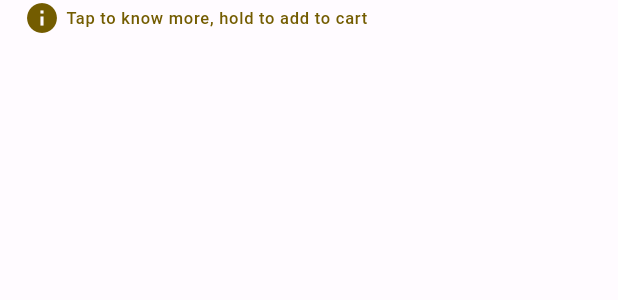
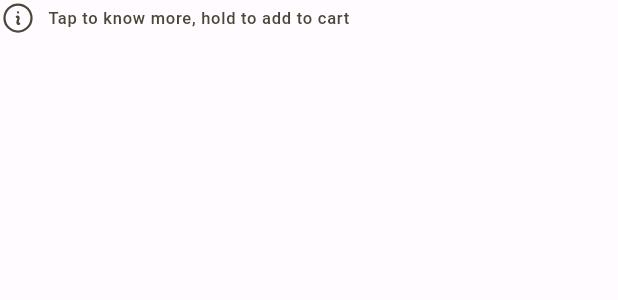
Before and after one commit to Food-Bites/bites, a Flutter app: the HelperText widget shown alone on an empty page, opened directly, on a phone screen of 412 x 824 dp. Shown: the top 300 px of the screen. Run offline on Flutter 3.47's test engine with Material 2 defaults, Android fonts, the phone set to English and light mode, and no system bars; our stand-ins replace cached_network_image, connectivity, date_time_picker, dots_indicator, geolocator, google_maps_flutter and 2 more; missing offline and left inert: android_intent, geoflutterfire2; accounts and stored records are empty; network calls fail.

Commit message:
fix helper text + intent to location

```diff
--- a/lib/widget/helper_text.dart
+++ b/lib/widget/helper_text.dart
@@ -1,35 +1,35 @@
 import 'package:bites/utils/suggestions_switch.dart';
 import 'package:flutter/material.dart';
+import 'package:heroicons/heroicons.dart';
 import 'package:provider/provider.dart';
 
 class HelperText extends StatelessWidget {
-  const HelperText({super.key, required this.icon, required this.text});
+  const HelperText({Key? key, required this.icon, required this.text})
+      : super(key: key);
 
-  final IconData icon;
+  final IconType icon;
   final String text;
 
   @override
   Widget build(BuildContext context) {
     if (Provider.of<SuggestionTipsProvider>(context).showTips) {
-      return Row(
+      return Column(
         children: [
-          Padding(
-            padding: const EdgeInsets.fromLTRB(16.0, 0.0, 16.0, 0.0),
-            child: Row(
+          Row(
             children: [
-                Icon(icon, color: Theme.of(context).colorScheme.primary),
+              icon.getIconWidget(context),
               const SizedBox(
-                  width: 4.0,
+                width: 8.0,
               ),
               Text(
                 text,
-                  style: Theme.of(context)
-                      .textTheme
-                      .labelSmall
-                      ?.copyWith(color: Theme.of(context).colorScheme.primary),
+                style: Theme.of(context).textTheme.labelSmall?.copyWith(
+                    color: Theme.of(context).colorScheme.onSurfaceVariant),
               ),
             ],
           ),
+          const SizedBox(
+            height: 16.0,
           ),
         ],
       );
@@ -40,3 +40,28 @@ class HelperText extends StatelessWidget {
     }
   }
 }
+
+class IconType {
+  final IconData? iconData;
+  final HeroIcons? heroIcons;
+
+  IconType.iconData(this.iconData) : heroIcons = null;
+
+  IconType.heroIcons(this.heroIcons) : iconData = null;
+
+  Widget getIconWidget(BuildContext context) {
+    if (iconData != null) {
+      return Icon(
+        iconData,
+        color: Theme.of(context).colorScheme.onSurfaceVariant,
+      );
+    } else if (heroIcons != null) {
+      return HeroIcon(
+        heroIcons!,
+        color: Theme.of(context).colorScheme.onSurfaceVariant,
+      );
+    } else {
+      throw Exception("Invalid IconType: both iconData and heroIcon are null");
+    }
+  }
+}
--- a/lib/widget/location_header.dart
+++ b/lib/widget/location_header.dart
@@ -9,10 +9,10 @@ class LocationHeaderDelegate extends SliverPersistentHeaderDelegate {
   }
 
   @override
-  double get maxExtent => 200.0;
+  double get maxExtent => 150;
 
   @override
-  double get minExtent => 200.0;
+  double get minExtent => 150;
 
   @override
   bool shouldRebuild(covariant SliverPersistentHeaderDelegate oldDelegate) {
--- a/lib/widget/location_text.dart
+++ b/lib/widget/location_text.dart
@@ -1,6 +1,5 @@
 import 'package:bites/utils/location.dart';
 import 'package:bites/widget/headline.dart';
-import 'package:bites/widget/helper_text.dart';
 import 'package:flutter/material.dart';
 
 class LocationText extends StatefulWidget {
@@ -25,6 +24,7 @@ class _LocationTextState extends State<LocationText> {
     return SafeArea(
       child: Column(
         crossAxisAlignment: CrossAxisAlignment.start,
+        mainAxisSize: MainAxisSize.min,
         children: [
           FutureBuilder(
             future: closestCity,
@@ -41,8 +41,6 @@ class _LocationTextState extends State<LocationText> {
               );
             },
           ),
-          const HelperText(
-              text: "Tap to know more, hold to add to cart", icon: Icons.info),
         ],
       ),
     );
```
Also changed, not shown: lib/data/purchasable_foods.dart (+6 -5 lines), lib/screens/market_page.dart (+14 -1 lines), lib/screens/purchasable_food_details_page.dart (+39 -7 lines). Lines whose indentation alone changed are shown as unchanged.
